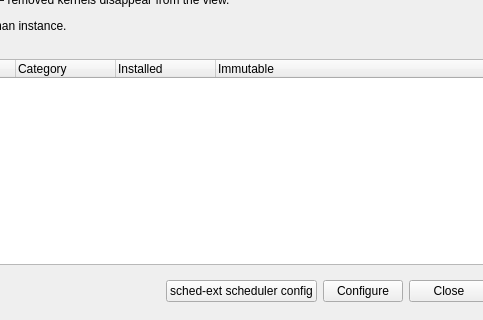
First picture: the form in src/km-window.ui, repository MadGoatHaz/kernel-manager, before the edit; both pictures show x 294 to 777 and y 224 to 544 of the 887 by 544 pixel window.
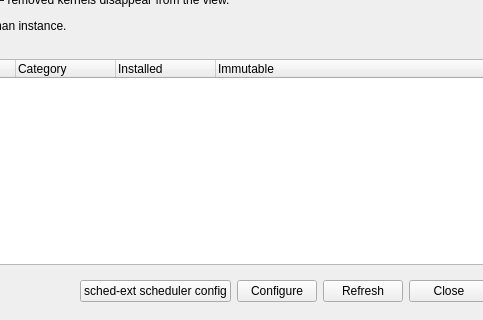
Second picture: the form after the edit.

Commit message: feat(chunk-1): implement refresh button and idempotent header

Patch:
```diff
--- a/src/km-window.ui
+++ b/src/km-window.ui
@@ -175,6 +175,16 @@
          </property>
         </widget>
        </item>
+       <item>
+         <widget class="QPushButton" name="refresh">
+          <property name="text">
+           <string>Refresh</string>
+          </property>
+          <property name="toolTip">
+           <string>Re-scan the kernel list and clear stale built/folder entries.</string>
+          </property>
+         </widget>
+       </item>
        <item>
          <widget class="QPushButton" name="cancel">
           <property name="text">
```
The commit also changes 3 other files.
